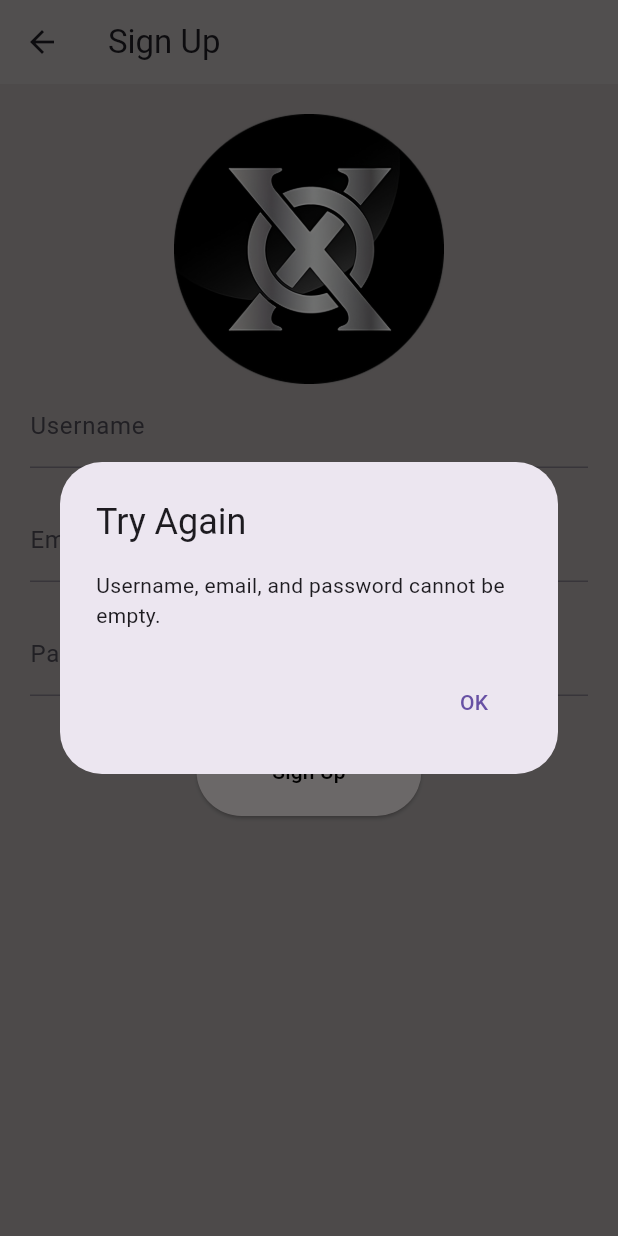
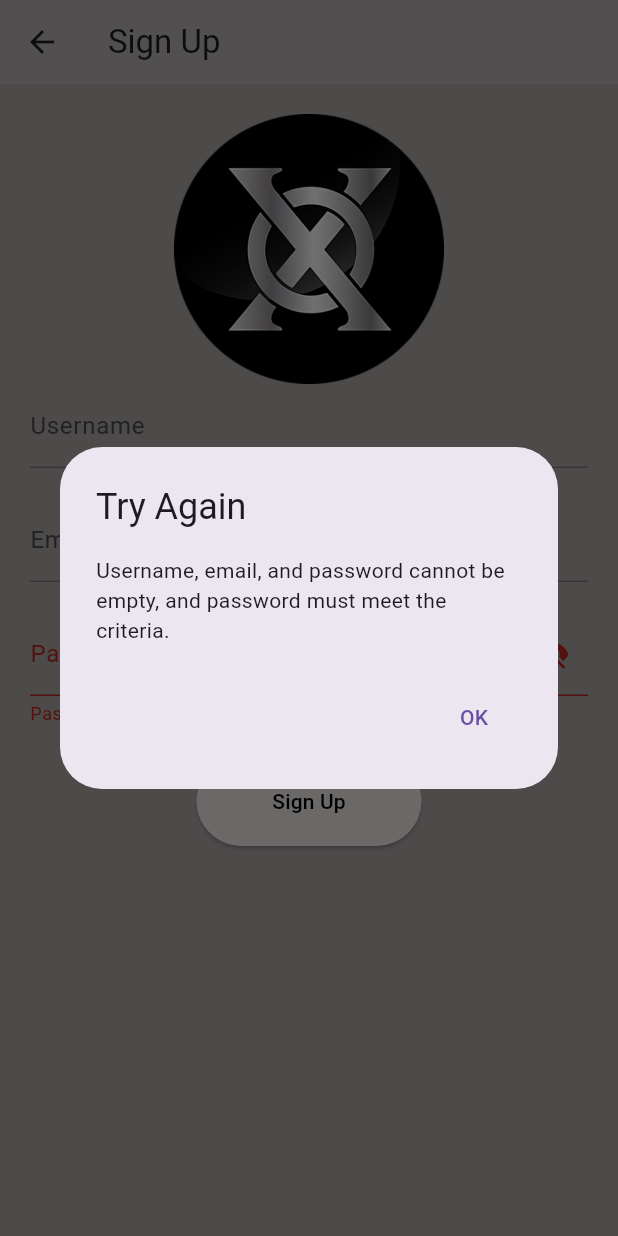
Before and after one commit to RCburak/TicTacToe, a Flutter app: the SignUpPage screen opened directly, after a tap on "Sign Up", on a phone screen of 412 x 824 dp. Run offline on Flutter 3.47's test engine with Material 3 defaults, Android fonts, the phone set to English and light mode, and no system bars; our stand-ins replace cloud_firestore, firebase_auth, firebase_core, fluttertoast; accounts and stored records are empty.

Commit message:
görsel ve şifre değişti

```diff
--- a/lib/gamepage.dart
+++ b/lib/gamepage.dart
@@ -71,7 +71,7 @@ class _TicTacToeBoardState extends State<TicTacToeBoard> {
   void _markCell(int row, int col) {
     if (_board[row][col] == '') {
       setState(() {
-        _board[row][col] = _isXNext ? 'X' : 'O';
+        _board[row][col] = _isXNext ? '❌' : '⭕';
         _isXNext = !_isXNext;
       });
       _checkWinner();
--- a/lib/signuppage.dart
+++ b/lib/signuppage.dart
@@ -1,4 +1,4 @@
-// ignore_for_file: use_super_parameters, library_private_types_in_public_api, use_build_context_synchronously, avoid_print, use_rethrow_when_possible, unused_local_variable, unused_field
+// ignore_for_file: unused_local_variable, unused_field, use_super_parameters, library_private_types_in_public_api, use_build_context_synchronously, avoid_print
 
 import 'package:flutter/material.dart';
 import 'package:firebase_core/firebase_core.dart';
@@ -54,6 +54,15 @@ class _SignUpFormState extends State<SignUpForm> {
   final TextEditingController _usernameController = TextEditingController();
   final TextEditingController _emailController = TextEditingController();
   final TextEditingController _passwordController = TextEditingController();
+  bool _isPasswordVisible = false;
+  String? _passwordError;
+
+  bool _validatePassword(String password) {
+    // Updated regex pattern for better special character handling
+    String pattern = r'^(?=.*[A-Z])(?=.*[!@#\$&*~]).{6,}$';
+    RegExp regex = RegExp(pattern);
+    return regex.hasMatch(password);
+  }
 
   @override
   Widget build(BuildContext context) {
@@ -83,9 +92,20 @@ class _SignUpFormState extends State<SignUpForm> {
           const SizedBox(height: 20.0),
           TextField(
             controller: _passwordController,
-            obscureText: true,
-            decoration: const InputDecoration(
+            obscureText: !_isPasswordVisible,
+            decoration: InputDecoration(
               labelText: 'Password',
+              errorText: _passwordError,
+              suffixIcon: IconButton(
+                icon: Icon(
+                  _isPasswordVisible ? Icons.visibility : Icons.visibility_off,
+                ),
+                onPressed: () {
+                  setState(() {
+                    _isPasswordVisible = !_isPasswordVisible;
+                  });
+                },
+              ),
             ),
           ),
           const SizedBox(height: 20.0),
@@ -95,14 +115,25 @@ class _SignUpFormState extends State<SignUpForm> {
               String email = _emailController.text;
               String password = _passwordController.text;
 
-              if (username.isEmpty || email.isEmpty || password.isEmpty) {
+              setState(() {
+                if (password.isEmpty) {
+                  _passwordError = 'Password field is required.';
+                } else if (!_validatePassword(password)) {
+                  _passwordError =
+                      'Password must be at least 6 characters long, include an uppercase letter and a special character.';
+                } else {
+                  _passwordError = null;
+                }
+              });
+
+              if (username.isEmpty || email.isEmpty || _passwordError != null) {
                 showDialog(
                   context: context,
                   builder: (BuildContext context) {
                     return AlertDialog(
                       title: const Text('Try Again'),
                       content: const Text(
-                          'Username, email, and password cannot be empty.'),
+                          'Username, email, and password cannot be empty, and password must meet the criteria.'),
                       actions: <Widget>[
                         TextButton(
                           onPressed: () {
@@ -116,13 +147,12 @@ class _SignUpFormState extends State<SignUpForm> {
                 );
               } else {
                 try {
-                  // user kaydet
+                  // User registration
                   UserCredential userCredential = await FirebaseAuth.instance
                       .createUserWithEmailAndPassword(
                           email: email, password: password);
 
-                  // user başarıyla kaydedildiyse
-                  // user bilgilerini Firestore'a kaydet
+                  // Save user information to Firestore
                   await AuthService().registerUser(
                     username: username,
                     email: email,
@@ -151,15 +181,25 @@ class _SignUpFormState extends State<SignUpForm> {
                     },
                   );
                 } on FirebaseAuthException catch (e) {
-                  // FirebaseAuthException'dan gelen hata koduna göre
-                  // Doğru hata mesajını göster
+                  // Handle specific Firebase exceptions
+                  String errorMessage;
                   if (e.code == 'email-already-in-use') {
+                    errorMessage = 'E-mail already in use.';
+                  } else if (e.code == 'invalid-email') {
+                    errorMessage = 'Invalid email address.';
+                  } else if (e.code == 'operation-not-allowed') {
+                    errorMessage = 'Email/password accounts are not enabled.';
+                  } else if (e.code == 'weak-password') {
+                    errorMessage = 'Password is too weak.';
+                  } else {
+                    errorMessage = 'An error occurred. Please try again.';
+                  }
                   showDialog(
                     context: context,
                     builder: (BuildContext context) {
                       return AlertDialog(
                         title: const Text('Try Again'),
-                          content: const Text('E-mail already in use.'),
+                        content: Text(errorMessage),
                         actions: <Widget>[
                           TextButton(
                             onPressed: () {
@@ -171,9 +211,8 @@ class _SignUpFormState extends State<SignUpForm> {
                       );
                     },
                   );
-                  } else {
+                } catch (e) {
                   print('Error: $e');
-                  }
                 }
               }
             },
--- a/pubspec.yaml
+++ b/pubspec.yaml
@@ -33,12 +33,13 @@ dependencies:
 
   firebase_auth: ^4.5.0
 
-  # The following adds the Cupertino Icons font to your application.
-  # Use with the CupertinoIcons class for iOS style icons.
   cupertino_icons: ^1.0.6
   firebase_core: ^2.30.1
   fluttertoast: ^8.2.5
   cloud_firestore: ^4.17.2
+
+
+
 
 dev_dependencies:
   flutter_test:
```
Also changed, not shown: lib/gamepage2.dart (+30 -22 lines), lib/loginpage.dart (+84 -1 lines). Lines whose indentation alone changed are shown as unchanged.
